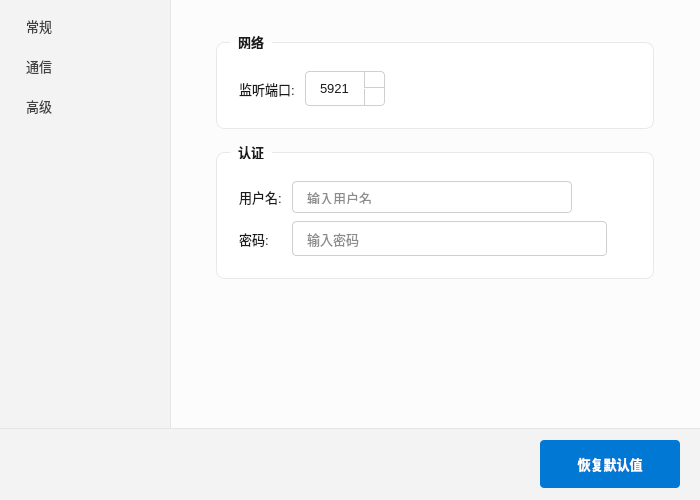
Above: src/ui/settingsdialog.ui from JiaYongChen/CrossRemoteDesktop before the change. Below: the same form after it.
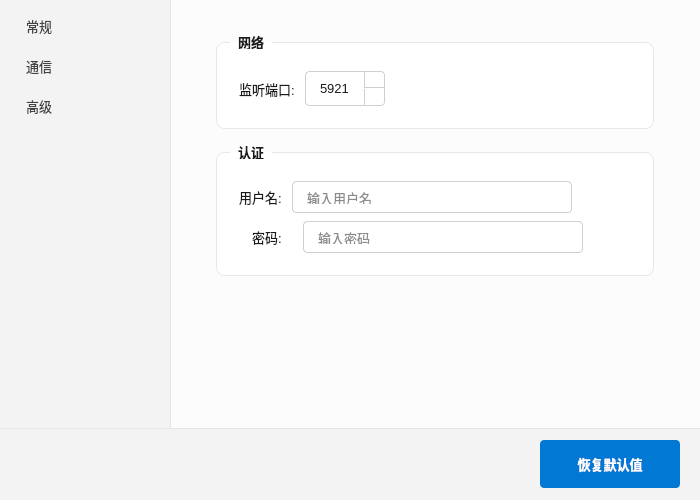
That is the form after the change. The open tabs and pages were chosen to show the change. Icons and pictures are not drawn.

Commit message: style: 统一 SettingsDialog 和 ConnectionDialog 认证块布局 — fieldGrowthPolicy/labelAlignment/宽高/间距一致

What changed in the file:
```diff
--- a/src/ui/settingsdialog.ui
+++ b/src/ui/settingsdialog.ui
@@ -696,6 +696,12 @@
                 <string>认证</string>
                </property>
                <layout class="QFormLayout" name="serverAuthFormLayout">
+                <property name="fieldGrowthPolicy">
+                 <enum>QFormLayout::ExpandingFieldsGrow</enum>
+                </property>
+                <property name="labelAlignment">
+                 <set>Qt::AlignRight|Qt::AlignTrailing|Qt::AlignVCenter</set>
+                </property>
                 <property name="horizontalSpacing">
                  <number>10</number>
                 </property>
@@ -748,6 +754,9 @@
                     <property name="minimumSize">
                      <size><width>0</width><height>32</height></size>
                     </property>
+                    <property name="maximumSize">
+                     <size><width>280</width><height>32</height></size>
+                    </property>
                     <property name="echoMode">
                      <enum>QLineEdit::Password</enum>
                     </property>
```
The commit also changes 1 other file.
